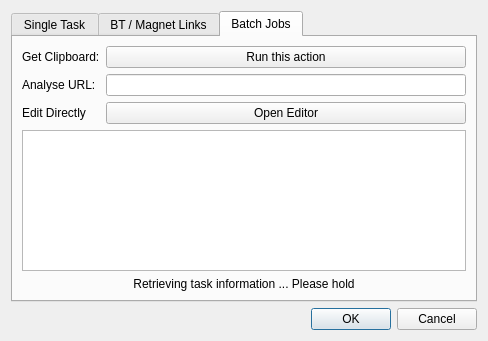
Qt form ui/addcloudtask.ui (PowerOlive/XLCloudClient) before a commit.
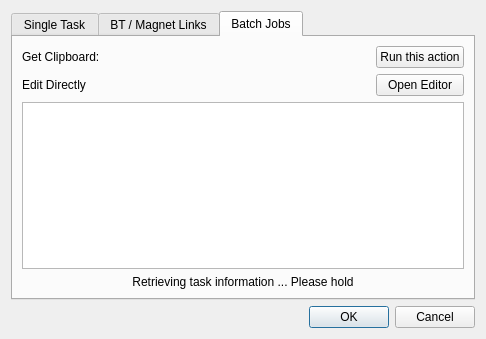
The same form after that commit. The open tabs and pages were chosen to show the change.

The edit to the form file:
```diff
--- a/ui/addcloudtask.ui
+++ b/ui/addcloudtask.ui
@@ -6,8 +6,8 @@
    <rect>
     <x>0</x>
     <y>0</y>
-    <width>488</width>
-    <height>341</height>
+    <width>486</width>
+    <height>339</height>
    </rect>
   </property>
   <property name="acceptDrops">
@@ -145,7 +145,21 @@
       <layout class="QVBoxLayout" name="verticalLayout_4">
        <item>
         <layout class="QGridLayout" name="gridLayout_3">
-         <item row="4" column="0">
+         <item row="3" column="1">
+          <widget class="QPushButton" name="openEditorBtn">
+           <property name="text">
+            <string>Open Editor</string>
+           </property>
+          </widget>
+         </item>
+         <item row="0" column="0">
+          <widget class="QLabel" name="label_5">
+           <property name="text">
+            <string>Get Clipboard:</string>
+           </property>
+          </widget>
+         </item>
+         <item row="3" column="0">
           <widget class="QLabel" name="label_7">
            <property name="text">
             <string>Edit Directly</string>
@@ -154,35 +168,17 @@
          </item>
          <item row="0" column="1">
           <widget class="QPushButton" name="getClipboardBtn">
+           <property name="sizePolicy">
+            <sizepolicy hsizetype="Fixed" vsizetype="Fixed">
+             <horstretch>0</horstretch>
+             <verstretch>0</verstretch>
+            </sizepolicy>
+           </property>
            <property name="text">
             <string>Run this action</string>
            </property>
           </widget>
          </item>
-         <item row="3" column="0">
-          <widget class="QLabel" name="label_6">
-           <property name="text">
-            <string>Analyse URL:</string>
-           </property>
-          </widget>
-         </item>
-         <item row="3" column="1">
-          <widget class="QLineEdit" name="analyseURL"/>
-         </item>
-         <item row="0" column="0">
-          <widget class="QLabel" name="label_5">
-           <property name="text">
-            <string>Get Clipboard:</string>
-           </property>
-          </widget>
-         </item>
-         <item row="4" column="1">
-          <widget class="QPushButton" name="openEditorBtn">
-           <property name="text">
-            <string>Open Editor</string>
-           </property>
-          </widget>
-         </item>
         </layout>
        </item>
        <item>
```
Left out of the diff: 4 changed lines with no effect on the pictures.
